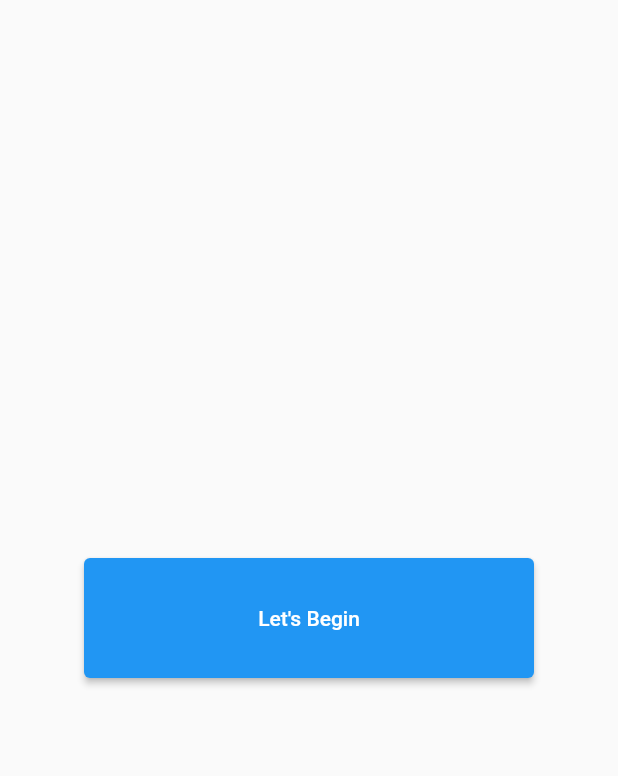
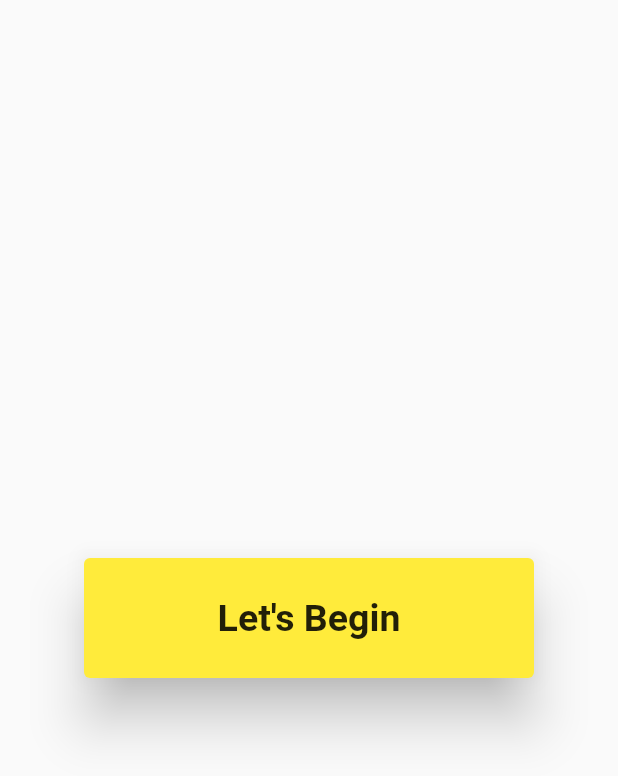
Before and after one commit to moekyawsoe/flutter-programs, a Flutter app: the screen it shows after launch, on a phone screen of 412 x 824 dp. Shown: the top 776 px of the screen. Run offline on Flutter 3.47's test engine with Material 2 defaults, Android fonts, the phone set to English and light mode, and no system bars; our stand-ins replace font_awesome_flutter.

```diff
--- a/flutter_programs/lib/Dashboard.dart
+++ b/flutter_programs/lib/Dashboard.dart
@@ -14,7 +14,12 @@ class Dashboard extends StatelessWidget {
         onPressed: () {},
         style: ElevatedButton.styleFrom(
             padding: const EdgeInsets.all(20.0),
-            fixedSize: const Size(300, 80)),
+            fixedSize: const Size(300, 80),
+            textStyle:
+                const TextStyle(fontSize: 25, fontWeight: FontWeight.bold),
+            primary: Colors.yellow,
+            onPrimary: Colors.black87,
+            elevation: 15),
         child: const Text("Let's Begin"),
       ),
     ));
```
